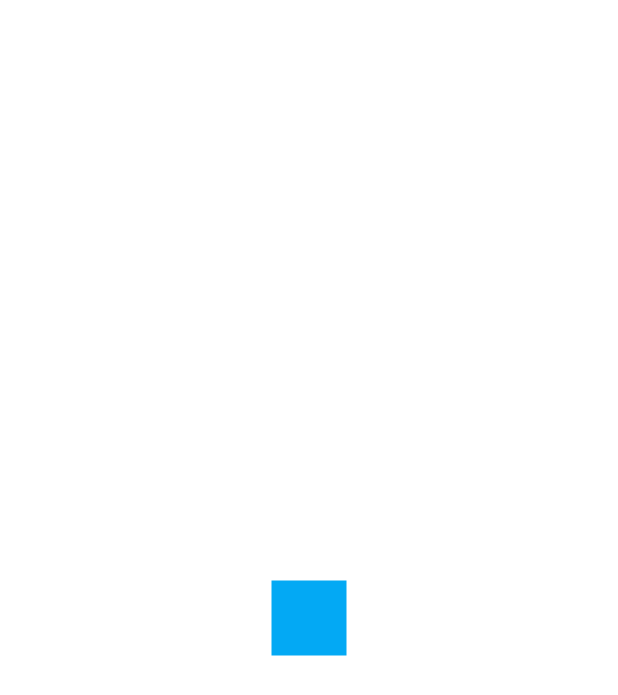
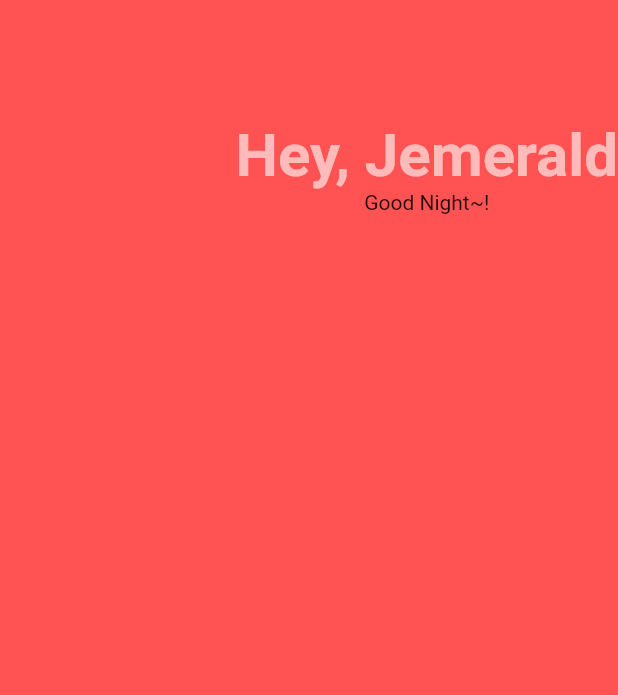
Before and after one commit to jejemerong/jemerald, a Flutter app: the screen it shows after launch, on a phone screen of 412 x 824 dp. Shown: the top 695 px of the screen. Run offline on Flutter 3.47's test engine with Material 2 defaults, Android fonts, the light colour scheme and no system bars.

Commit message:
add Scaffold and colums

```diff
--- a/lib/main.dart
+++ b/lib/main.dart
@@ -1,17 +1,41 @@
 import 'package:flutter/material.dart';
 
 void main() {
-  runApp(const MyApp());
+  runApp(App());
 }
 
-class MyApp extends StatelessWidget {
-  const MyApp({super.key});
-
+// starting point
+class App extends StatelessWidget {
   @override
   Widget build(BuildContext context) {
     return MaterialApp(
-      home: Center(
-          child: Container(width: 50, height: 50, color: Colors.lightBlue)),
+      home: Scaffold(
+          backgroundColor: Colors.redAccent,
+          body: Column(
+            children: [
+              SizedBox(
+                height: 80,
+              ),
+              Row(
+                mainAxisAlignment: MainAxisAlignment.end,
+                children: [
+                  Column(
+                    children: [
+                      Text(
+                        'Hey, Jemerald',
+                        style: TextStyle(
+                          color: Colors.white60,
+                          fontWeight: FontWeight.bold,
+                          fontSize: 40,
+                        ),
+                      ),
+                      Text('Good Night~!'),
+                    ],
+                  )
+                ],
+              )
+            ],
+          )),
     );
   }
 }
```
